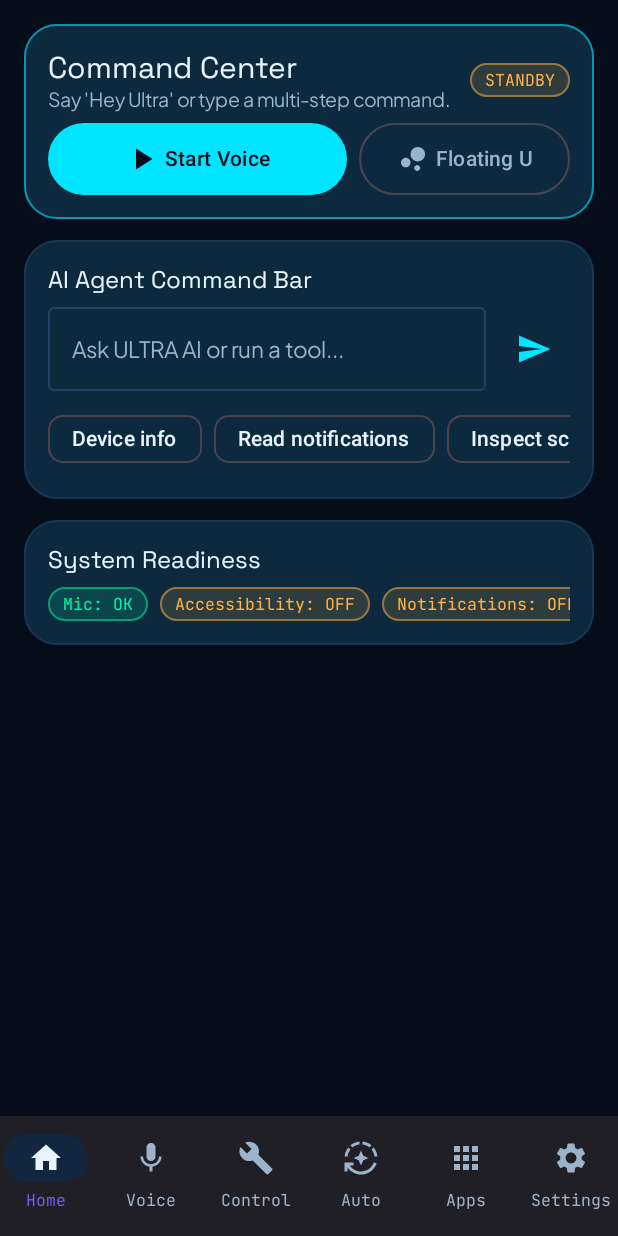
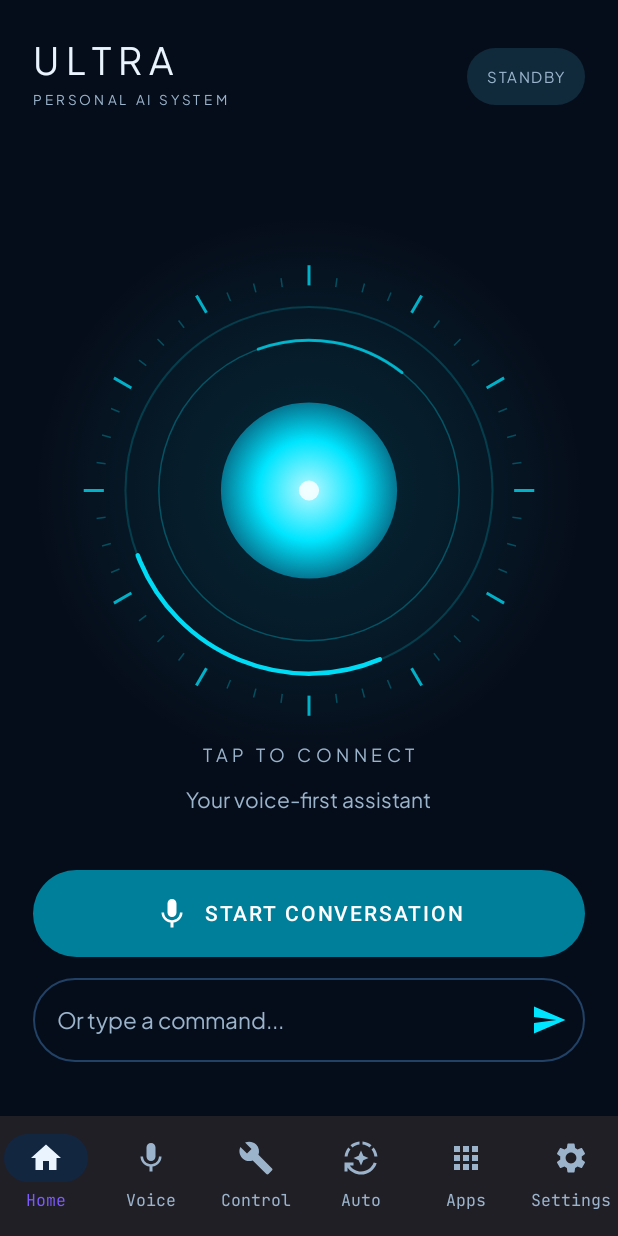
Before and after one commit to apumsw1/ULTRA-AI, an Android app built with Jetpack Compose: the HomeScreen screen opened through its navigation route, on a phone screen of 412 x 824 dp. Run offline under Robolectric (Android 15) with nearby library versions, the phone set to English and light mode, and no system bars; our stand-ins replace Firebase (no records; nobody signed in at launch, a user with empty details on screens opened directly); 1 statement that could not run was skipped.

Commit message:
Update HomeScreen.kt

```diff
--- a/app/src/main/java/com/ultra/assistant/ui/home/HomeScreen.kt
+++ b/app/src/main/java/com/ultra/assistant/ui/home/HomeScreen.kt
@@ -1,56 +1,71 @@
 package com.ultra.assistant.ui.home
 
-import androidx.compose.foundation.horizontalScroll
+import androidx.compose.animation.core.LinearEasing
+import androidx.compose.animation.core.RepeatMode
+import androidx.compose.animation.core.animateFloat
+import androidx.compose.animation.core.infiniteRepeatable
+import androidx.compose.animation.core.rememberInfiniteTransition
+import androidx.compose.animation.core.tween
+import androidx.compose.foundation.Canvas
+import androidx.compose.foundation.background
 import androidx.compose.foundation.layout.Arrangement
+import androidx.compose.foundation.layout.Box
 import androidx.compose.foundation.layout.Column
 import androidx.compose.foundation.layout.PaddingValues
 import androidx.compose.foundation.layout.Row
+import androidx.compose.foundation.layout.Spacer
 import androidx.compose.foundation.layout.fillMaxSize
 import androidx.compose.foundation.layout.fillMaxWidth
 import androidx.compose.foundation.layout.height
 import androidx.compose.foundation.layout.padding
 import androidx.compose.foundation.layout.size
-import androidx.compose.foundation.layout.widthIn
-import androidx.compose.foundation.lazy.LazyColumn
-import androidx.compose.foundation.lazy.items
+import androidx.compose.foundation.layout.width
 import androidx.compose.foundation.rememberScrollState
+import androidx.compose.foundation.shape.CircleShape
+import androidx.compose.foundation.text.KeyboardActions
+import androidx.compose.foundation.text.KeyboardOptions
+import androidx.compose.foundation.verticalScroll
 import androidx.compose.material.icons.Icons
 import androidx.compose.material.icons.automirrored.filled.Send
-import androidx.compose.material.icons.filled.BubbleChart
-import androidx.compose.material.icons.filled.CheckCircle
-import androidx.compose.material.icons.filled.ErrorOutline
-import androidx.compose.material.icons.filled.PlayArrow
+import androidx.compose.material.icons.filled.Mic
 import androidx.compose.material.icons.filled.Stop
-import androidx.compose.material3.AssistChip
 import androidx.compose.material3.Button
+import androidx.compose.material3.ButtonDefaults
 import androidx.compose.material3.CircularProgressIndicator
 import androidx.compose.material3.Icon
-import androidx.compose.material3.IconButton
 import androidx.compose.material3.MaterialTheme
-import androidx.compose.material3.OutlinedButton
 import androidx.compose.material3.OutlinedTextField
 import androidx.compose.material3.Text
 import androidx.compose.runtime.Composable
 import androidx.compose.runtime.getValue
 import androidx.compose.runtime.mutableStateOf
+import androidx.compose.runtime.remember
 import androidx.compose.runtime.saveable.rememberSaveable
 import androidx.compose.runtime.setValue
 import androidx.compose.ui.Alignment
 import androidx.compose.ui.Modifier
-import androidx.compose.ui.platform.testTag
+import androidx.compose.ui.draw.clip
+import androidx.compose.ui.graphics.Brush
+import androidx.compose.ui.graphics.Color
+import androidx.compose.ui.graphics.StrokeCap
+import androidx.compose.ui.graphics.drawscope.Stroke
+import androidx.compose.ui.graphics.drawscope.rotate
+import androidx.compose.ui.text.font.FontWeight
+import androidx.compose.ui.text.input.ImeAction
 import androidx.compose.ui.unit.dp
+import androidx.compose.ui.unit.sp
 import com.ultra.assistant.brain.AgentExecutionReport
 import com.ultra.assistant.data.UltraSettings
 import com.ultra.assistant.memory.ConversationMessageEntity
 import com.ultra.assistant.permissions.PermissionAuditSnapshot
 import com.ultra.assistant.tools.PermissionRequirement
-import com.ultra.assistant.ui.components.HudCard
-import com.ultra.assistant.ui.components.StatusPill
-import com.ultra.assistant.ui.theme.AmberWarning
 import com.ultra.assistant.ui.theme.ArcCyan
-import com.ultra.assistant.ui.theme.CrimsonAlert
-import com.ultra.assistant.ui.theme.EmeraldVerified
 import com.ultra.assistant.ui.theme.NeuralViolet
+import com.ultra.assistant.ui.theme.ObsidianBg
+import com.ultra.assistant.ui.theme.TextPrimary
+import com.ultra.assistant.ui.theme.TextSecondary
+import kotlin.math.cos
+import kotlin.math.sin
 
 @Composable
 fun HomeScreen(
@@ -68,203 +83,289 @@ fun HomeScreen(
     onFixPermission: (PermissionRequirement) -> Unit
 ) {
     var commandText by rememberSaveable { mutableStateOf("") }
+    val listening = isServiceRunning && voiceState.equals("LISTENING", true)
+    val speaking = isServiceRunning && voiceState.equals("SPEAKING", true)
+    val status = when {
+        speaking -> "SPEAKING"
+        listening -> "LISTENING"
+        isBusy || voiceState.equals("PROCESSING", true) -> "THINKING"
+        isServiceRunning -> "VOICE SESSION ACTIVE"
+        else -> "TAP TO CONNECT"
+    }
 
-    LazyColumn(
+    Column(
         modifier = Modifier
             .fillMaxSize()
-            .widthIn(max = 640.dp),
-        contentPadding = PaddingValues(16.dp),
-        verticalArrangement = Arrangement.spacedBy(14.dp)
+            .background(ObsidianBg)
+            .verticalScroll(rememberScrollState())
+            .padding(horizontal = 22.dp, vertical = 24.dp),
+        horizontalAlignment = Alignment.CenterHorizontally,
+        verticalArrangement = Arrangement.SpaceBetween
     ) {
-        item {
-            HudCard(borderColor = if (isServiceRunning) EmeraldVerified else ArcCyan) {
         Row(
             modifier = Modifier.fillMaxWidth(),
-                    horizontalArrangement = Arrangement.SpaceBetween,
-                    verticalAlignment = Alignment.CenterVertically
+            verticalAlignment = Alignment.CenterVertically,
+            horizontalArrangement = Arrangement.SpaceBetween
         ) {
-                    Column(modifier = Modifier.weight(1f)) {
-                        Text("Command Center", style = MaterialTheme.typography.headlineSmall)
+            Column {
                 Text(
-                            "Say '${settings.wakePhrase}' or type a multi-step command.",
-                            style = MaterialTheme.typography.bodyMedium,
-                            color = MaterialTheme.colorScheme.onSurfaceVariant
+                    "ULTRA",
+                    color = TextPrimary,
+                    fontSize = 25.sp,
+                    fontWeight = FontWeight.Bold,
+                    letterSpacing = 5.sp
+                )
+                Text(
+                    "PERSONAL AI SYSTEM",
+                    color = TextSecondary,
+                    fontSize = 9.sp,
+                    letterSpacing = 2.5.sp
                 )
             }
-                    StatusPill(
-                        label = if (isServiceRunning) voiceState else "STANDBY",
-                        color = if (isServiceRunning) EmeraldVerified else AmberWarning
+            Box(
+                modifier = Modifier
+                    .clip(CircleShape)
+                    .background(Color(0xFF102A3B))
+                    .padding(horizontal = 13.dp, vertical = 8.dp)
+            ) {
+                Text(
+                    if (isServiceRunning) "ONLINE SESSION" else "STANDBY",
+                    color = if (isServiceRunning) ArcCyan else TextSecondary,
+                    fontSize = 10.sp,
+                    fontWeight = FontWeight.SemiBold,
+                    letterSpacing = 1.sp
+                )
+            }
+        }
+
+        Spacer(Modifier.height(12.dp))
+
+        Column(
+            modifier = Modifier.fillMaxWidth(),
+            horizontalAlignment = Alignment.CenterHorizontally
+        ) {
+            JarvisCore(
+                active = isServiceRunning,
+                listening = listening,
+                speaking = speaking,
+                modifier = Modifier
+                    .fillMaxWidth()
+                    .height(330.dp)
+            )
+            Text(
+                status,
+                color = if (isServiceRunning) ArcCyan else TextSecondary,
+                fontSize = 12.sp,
+                fontWeight = FontWeight.Medium,
+                letterSpacing = 3.sp
+            )
+            Spacer(Modifier.height(8.dp))
+            Text(
+                when {
+                    speaking -> "ULTRA is responding"
+                    listening -> "I'm listening. Go ahead."
+                    isBusy -> "Processing your request"
+                    isServiceRunning -> "Speak naturally. I'm here."
+                    else -> "Your voice-first assistant"
+                },
+                color = TextSecondary,
+                fontSize = 14.sp
             )
         }
 
-                Row(
+        Column(
             modifier = Modifier.fillMaxWidth(),
-                    horizontalArrangement = Arrangement.spacedBy(8.dp)
+            horizontalAlignment = Alignment.CenterHorizontally
         ) {
             Button(
                 onClick = if (isServiceRunning) onStopAssistant else onStartAssistant,
                 modifier = Modifier
-                            .weight(1f)
-                            .height(48.dp)
-                            .testTag("toggle_assistant_button")
+                    .fillMaxWidth()
+                    .height(58.dp),
+                shape = CircleShape,
+                colors = ButtonDefaults.buttonColors(
+                    containerColor = if (isServiceRunning) Color(0xFF17364A) else Color(0xFF007F9B),
+                    contentColor = Color.White
+                ),
+                contentPadding = PaddingValues(horizontal = 24.dp, vertical = 12.dp)
             ) {
                 Icon(
-                            imageVector = if (isServiceRunning) Icons.Default.Stop else Icons.Default.PlayArrow,
-                            contentDescription = if (isServiceRunning) "Stop Assistant" else "Start Assistant"
+                    imageVector = if (isServiceRunning) Icons.Default.Stop else Icons.Default.Mic,
+                    contentDescription = null
                 )
-                        Text(if (isServiceRunning) " Stop Voice" else " Start Voice")
+                Spacer(Modifier.width(10.dp))
+                Text(
+                    if (isServiceRunning) "END CONVERSATION" else "START CONVERSATION",
+                    fontWeight = FontWeight.SemiBold,
+                    letterSpacing = 1.2.sp
+                )
+                if (isBusy) {
+                    Spacer(Modifier.width(12.dp))
+                    CircularProgressIndicator(
+                        modifier = Modifier.size(18.dp),
+                        color = Color.White,
+                        strokeWidth = 2.dp
+                    )
                 }
-                    OutlinedButton(
-                        onClick = onEnableFloatingDot,
-                        modifier = Modifier
-                            .height(48.dp)
-                            .testTag("floating_dot_button")
+            }
+
+            Spacer(Modifier.height(14.dp))
+
+            OutlinedTextField(
+                value = commandText,
+                onValueChange = { commandText = it },
+                modifier = Modifier.fillMaxWidth(),
+                singleLine = true,
+                placeholder = { Text("Or type a command...", color = TextSecondary) },
+                trailingIcon = {
+                    androidx.compose.material3.IconButton(
+                        onClick = {
+                            val command = commandText.trim()
+                            if (command.isNotEmpty() && !isBusy) {
+                                commandText = ""
+                                onSubmitCommand(command)
+                            }
+                        },
+                        enabled = commandText.isNotBlank() && !isBusy
                     ) {
-                        Icon(Icons.Default.BubbleChart, contentDescription = "Floating U Overlay")
-                        Text(" Floating U")
+                        Icon(
+                            Icons.AutoMirrored.Filled.Send,
+                            contentDescription = "Send command",
+                            tint = ArcCyan
+                        )
                     }
+                },
+                keyboardOptions = KeyboardOptions(imeAction = ImeAction.Send),
+                keyboardActions = KeyboardActions(
+                    onSend = {
+                        val command = commandText.trim()
+                        if (command.isNotEmpty() && !isBusy) {
+                            commandText = ""
+                            onSubmitCommand(command)
+                        }
+                    }
+                ),
+                shape = CircleShape
+            )
+            Spacer(Modifier.height(12.dp))
         }
     }
 }
 
-        item {
-            HudCard {
-                Text("AI Agent Command Bar", style = MaterialTheme.typography.titleMedium)
-                Row(
-                    modifier = Modifier.fillMaxWidth(),
-                    verticalAlignment = Alignment.CenterVertically,
-                    horizontalArrangement = Arrangement.spacedBy(8.dp)
+@Composable
+private fun JarvisCore(
+    active: Boolean,
+    listening: Boolean,
+    speaking: Boolean,
+    modifier: Modifier = Modifier
 ) {
-                    OutlinedTextField(
-                        value = commandText,
-                        onValueChange = { commandText = it },
-                        placeholder = { Text("Ask ULTRA AI or run a tool...") },
-                        singleLine = true,
-                        modifier = Modifier
-                            .weight(1f)
-                            .testTag("command_input")
+    val transition = rememberInfiniteTransition(label = "jarvis_core")
+    val rotation by transition.animateFloat(
+        initialValue = 0f,
+        targetValue = 360f,
+        animationSpec = infiniteRepeatable(
+            animation = tween(durationMillis = 18000, easing = LinearEasing),
+            repeatMode = RepeatMode.Restart
+        ),
+        label = "core_rotation"
     )
-                    IconButton(
-                        onClick = {
-                            if (commandText.isNotBlank()) {
-                                val cmd = commandText
-                                commandText = ""
-                                onSubmitCommand(cmd)
-                            }
-                        },
-                        enabled = !isBusy && commandText.isNotBlank(),
-                        modifier = Modifier
-                            .size(48.dp)
-                            .testTag("send_command_button")
-                    ) {
-                        if (isBusy) {
-                            CircularProgressIndicator(modifier = Modifier.size(22.dp), strokeWidth = 2.dp)
-                        } else {
-                            Icon(Icons.AutoMirrored.Filled.Send, contentDescription = "Send command", tint = ArcCyan)
-                        }
-                    }
+    val pulse by transition.animateFloat(
+        initialValue = 0.94f,
+        targetValue = if (active) 1.045f else 1.015f,
+        animationSpec = infiniteRepeatable(
+            animation = tween(durationMillis = if (speaking) 650 else 1900),
+            repeatMode = RepeatMode.Reverse
+        ),
+        label = "core_pulse"
+    )
+
+    Canvas(modifier = modifier) {
+        val center = androidx.compose.ui.geometry.Offset(size.width / 2f, size.height / 2f)
+        val radius = minOf(size.width, size.height) * 0.37f
+        val accent = if (speaking) NeuralViolet else ArcCyan
+        val glowAlpha = if (active) 0.24f else 0.12f
+
+        drawCircle(
+            brush = Brush.radialGradient(
+                colors = listOf(
+                    accent.copy(alpha = glowAlpha),
+                    ArcCyan.copy(alpha = 0.07f),
+                    Color.Transparent
+                ),
+                center = center,
+                radius = radius * 1.5f
+            ),
+            center = center,
+            radius = radius * 1.5f
+        )
+
+        drawCircle(
+            color = accent.copy(alpha = 0.18f),
+            center = center,
+            radius = radius * pulse,
+            style = Stroke(width = 1.4.dp.toPx())
+        )
+        drawCircle(
+            color = ArcCyan.copy(alpha = 0.28f),
+            center = center,
+            radius = radius * 0.82f,
+            style = Stroke(width = 1.dp.toPx())
+        )
+
+        rotate(rotation, pivot = center) {
+            drawArc(
+                color = accent.copy(alpha = 0.95f),
+                startAngle = 12f,
+                sweepAngle = 92f,
+                useCenter = false,
+                topLeft = androidx.compose.ui.geometry.Offset(center.x - radius, center.y - radius),
+                size = androidx.compose.ui.geometry.Size(radius * 2f, radius * 2f),
+                style = Stroke(width = 3.dp.toPx(), cap = StrokeCap.Round)
+            )
+            drawArc(
+                color = ArcCyan.copy(alpha = 0.7f),
+                startAngle = 195f,
+                sweepAngle = 58f,
+                useCenter = false,
+                topLeft = androidx.compose.ui.geometry.Offset(center.x - radius * 0.82f, center.y - radius * 0.82f),
+                size = androidx.compose.ui.geometry.Size(radius * 1.64f, radius * 1.64f),
+                style = Stroke(width = 2.dp.toPx(), cap = StrokeCap.Round)
+            )
         }
 
-                Row(
-                    modifier = Modifier.horizontalScroll(rememberScrollState()),
-                    horizontalArrangement = Arrangement.spacedBy(8.dp)
-                ) {
-                    listOf(
-                        "Device info",
-                        "Read notifications",
-                        "Inspect screen",
-                        "Open Chrome",
-                        "Search weather"
-                    ).forEach { quick ->
-                        AssistChip(
-                            onClick = { onSubmitCommand(quick) },
-                            label = { Text(quick) }
+        for (index in 0 until 48) {
+            val angle = Math.toRadians(index * 7.5)
+            val inner = radius * 1.12f
+            val outer = radius * if (index % 4 == 0) 1.23f else 1.17f
+            val start = androidx.compose.ui.geometry.Offset(
+                center.x + cos(angle).toFloat() * inner,
+                center.y + sin(angle).toFloat() * inner
+            )
+            val end = androidx.compose.ui.geometry.Offset(
+                center.x + cos(angle).toFloat() * outer,
+                center.y + sin(angle).toFloat() * outer
+            )
+            drawLine(
+                color = accent.copy(alpha = if (index % 4 == 0) 0.75f else 0.28f),
+                start = start,
+                end = end,
+                strokeWidth = if (index % 4 == 0) 2.dp.toPx() else 1.dp.toPx()
+            )
+        }
+
+        drawCircle(
+            brush = Brush.radialGradient(
+                colors = listOf(Color(0xFFB9F8FF), accent, Color(0xFF07516D)),
+                center = center,
+                radius = radius * 0.55f
+            ),
+            center = center,
+            radius = radius * 0.48f * pulse
+        )
+        drawCircle(
+            color = Color.White.copy(alpha = 0.82f),
+            center = center,
+            radius = radius * 0.055f
         )
     }
 }
-            }
-        }
-
-        if (latestReport != null) {
-            item {
-                HudCard(borderColor = NeuralViolet) {
-                    Row(
-                        modifier = Modifier.fillMaxWidth(),
-                        horizontalArrangement = Arrangement.SpaceBetween,
-                        verticalAlignment = Alignment.CenterVertically
-                    ) {
-                        Text("Agent Execution Trace", style = MaterialTheme.typography.titleMedium)
-                        StatusPill(label = latestReport.providerUsed, color = NeuralViolet)
-                    }
-                    Text(
-                        latestReport.finalReply,
-                        style = MaterialTheme.typography.bodyLarge,
-                        color = MaterialTheme.colorScheme.onSurface
-                    )
-                    latestReport.steps.forEach { step ->
-                        Row(
-                            verticalAlignment = Alignment.CenterVertically,
-                            horizontalArrangement = Arrangement.spacedBy(8.dp)
-                        ) {
-                            Icon(
-                                imageVector = if (step.success) Icons.Default.CheckCircle else Icons.Default.ErrorOutline,
-                                contentDescription = step.stage,
-                                tint = if (step.success) EmeraldVerified else AmberWarning,
-                                modifier = Modifier.size(16.dp)
-                            )
-                            Text(
-                                "[${step.stage}] ${step.detail}",
-                                style = MaterialTheme.typography.labelMedium,
-                                color = MaterialTheme.colorScheme.onSurfaceVariant
-                            )
-                        }
-                    }
-                    if (latestReport.missingPermission != null) {
-                        Button(
-                            onClick = { onFixPermission(latestReport.missingPermission) },
-                            modifier = Modifier
-                                .fillMaxWidth()
-                                .height(48.dp)
-                                .testTag("fix_missing_permission_button")
-                        ) {
-                            Text("Grant ${latestReport.missingPermission.displayName}")
-                        }
-                    }
-                }
-            }
-        }
-
-        item {
-            HudCard {
-                Text("System Readiness", style = MaterialTheme.typography.titleMedium)
-                Row(
-                    modifier = Modifier.horizontalScroll(rememberScrollState()),
-                    horizontalArrangement = Arrangement.spacedBy(8.dp)
-                ) {
-                    StatusPill("Mic: ${if (permissions.microphoneGranted) "OK" else "NEED"}", if (permissions.microphoneGranted) EmeraldVerified else CrimsonAlert)
-                    StatusPill("Accessibility: ${if (permissions.accessibilityEnabled) "ON" else "OFF"}", if (permissions.accessibilityEnabled) EmeraldVerified else AmberWarning)
-                    StatusPill("Notifications: ${if (permissions.notificationListenerEnabled) "ON" else "OFF"}", if (permissions.notificationListenerEnabled) EmeraldVerified else AmberWarning)
-                    StatusPill("Admin: ${if (permissions.deviceAdminActive) "ACTIVE" else "OFF"}", if (permissions.deviceAdminActive) EmeraldVerified else ArcCyan)
-                }
-            }
-        }
-
-        if (conversations.isNotEmpty()) {
-            item {
-                Text("Recent Conversation", style = MaterialTheme.typography.titleMedium)
-            }
-            items(conversations.takeLast(8).reversed(), key = { it.id }) { msg ->
-                HudCard(
-                    borderColor = if (msg.role == "user") ArcCyan else EmeraldVerified
-                ) {
-                    Text(
-                        text = if (msg.role == "user") "YOU" else "ULTRA AI",
-                        style = MaterialTheme.typography.labelMedium,
-                        color = if (msg.role == "user") ArcCyan else EmeraldVerified
-                    )
-                    Text(msg.content, style = MaterialTheme.typography.bodyMedium)
-                }
-            }
-        }
-    }
-}
```
Lines whose indentation alone changed are shown as unchanged.
